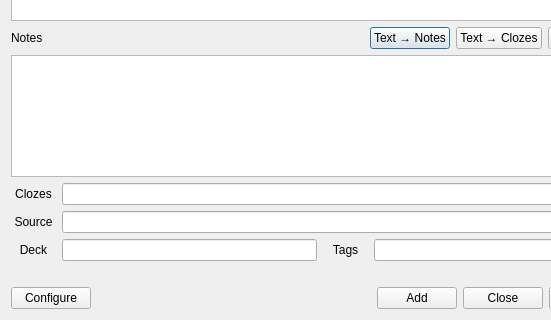
Qt form mcd/dlgAddMcds.ui (tarix/mcdsupport) before a commit; both pictures show x 0 to 551 and y 160 to 480 of the 640 by 480 pixel window.
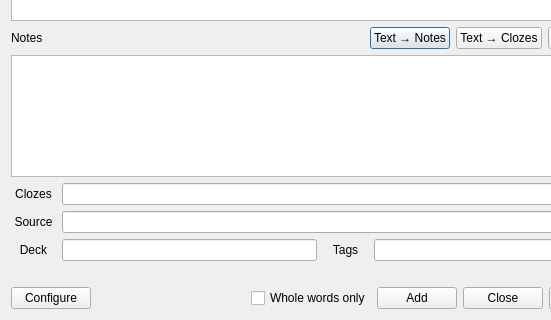
The same form after that commit.

Commit message: Added a Checkbox for a "Whole words only" option.  It remembers its previous checkbox state.

What changed in the file:
```diff
--- a/mcd/dlgAddMcds.ui
+++ b/mcd/dlgAddMcds.ui
@@ -338,6 +338,13 @@
          </property>
         </spacer>
        </item>
+       <item>
+         <widget class="QCheckBox" name="cbxWholeWord">
+           <property name="text">
+             <string>Whole words only</string>
+           </property>
+         </widget>
+       </item>
        <item>
         <widget class="QPushButton" name="pbtAdd">
          <property name="text">
```
The commit also changes 1 other file.
